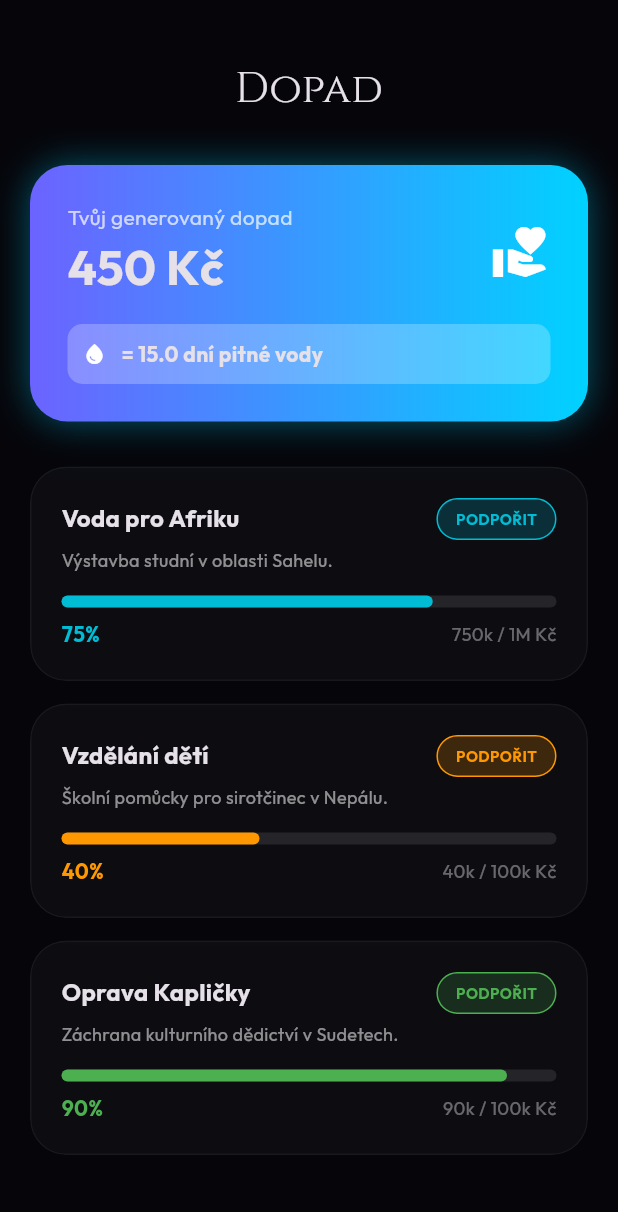
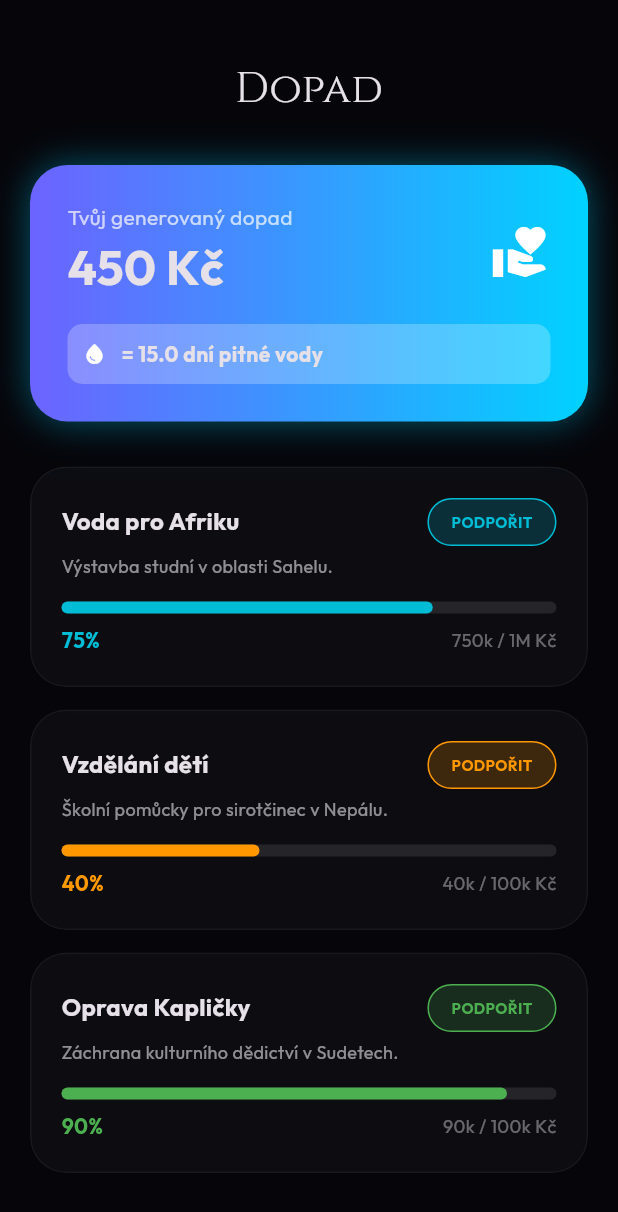
Before and after one commit to meagoah/Praya_MVP, a Flutter app: the CharityScreen widget shown alone on an empty page, opened directly, on a phone screen of 412 x 824 dp. Shown: the top 1212 px of the screen. Run offline on Flutter 3.47's test engine with Material 3 defaults, Android fonts, the phone set to English and light mode, and no system bars; drawn by our look-alikes of flutter_animate; our stand-ins replace google_fonts; network calls fail.

Commit message:
Feat: Giving Heart Animation

```diff
--- a/lib/screens/app_screens.dart
+++ b/lib/screens/app_screens.dart
@@ -4,12 +4,14 @@ import 'package:provider/provider.dart';
 import 'package:google_fonts/google_fonts.dart';
 import 'package:flutter_animate/flutter_animate.dart';
 import 'dart:ui'; // Pro ImageFilter
+import 'dart:math';
 
 // Importy našich modulů
 import '../providers/app_state.dart';
 import '../widgets/base_widgets.dart';
 import '../models/data_models.dart';
-import '../widgets/energy_button.dart'; // <--- TENTO IMPORT CHYBĚL!
+import '../widgets/energy_button.dart';
+import '../widgets/charity_button.dart'; // <--- TENTO IMPORT JE KLÍČOVÝ!
 
 // --- 1. ROOT & ONBOARDING ---
 
@@ -204,7 +206,6 @@ class HomeFeedScreen extends StatelessWidget {
         ]),
         const SizedBox(height: 20),
 
-        // SOUL DASHBOARD
         GlassPanel(glow: true, onTap: () => state.setIndex(1), child: Column(children: [
               Row(children: [Icon(Icons.park, color: state.moodColor), const SizedBox(width: 10), Text(state.getLevelData(state.level).title.toUpperCase(), style: GoogleFonts.cinzel(fontWeight: FontWeight.bold, fontSize: 16, color: Colors.white)), const Spacer(), Text("Level ${state.level}", style: TextStyle(color: state.moodColor))]),
               const SizedBox(height: 15), LinearProgressIndicator(value: state.levelProgress, backgroundColor: Colors.white10, color: state.moodColor, minHeight: 8, borderRadius: BorderRadius.circular(5)),
@@ -228,7 +229,6 @@ class HomeFeedScreen extends StatelessWidget {
         Row(mainAxisAlignment: MainAxisAlignment.spaceBetween, children: [
           IconButton(icon: Icon(item.isSaved ? Icons.bookmark : Icons.bookmark_border, color: item.isSaved ? state.moodColor.withValues(alpha: 1.0) : Colors.white54), onPressed: () { state.toggleSave(item.id); ScaffoldMessenger.of(context).showSnackBar(SnackBar(content: Text(item.isSaved ? "Uloženo do Deníku" : "Odstraněno"))); }),
           IconButton(icon: const Icon(Icons.share, color: Colors.white54), onPressed: () => ScaffoldMessenger.of(context).showSnackBar(const SnackBar(content: Text("Sdílení...")))),
-          // ENERGY BUTTON
           EnergyButton(
             color: state.moodColor,
             isCompleted: item.isLiked,
@@ -350,14 +350,20 @@ class TrendChartPainter extends CustomPainter {
   @override bool shouldRepaint(covariant CustomPainter oldDelegate) => false;
 }
 
-// E. CHARITY SCREEN
+// E. CHARITY SCREEN (OPRAVENO - POUŽIT CHARITY BUTTON)
 class CharityScreen extends StatelessWidget { const CharityScreen({super.key}); @override Widget build(BuildContext context) { var state = context.watch<AppState>(); return SingleChildScrollView(padding: const EdgeInsets.all(20), child: Column(children: [const SizedBox(height: 20), Text("Dopad", style: GoogleFonts.cinzel(fontSize: 28)), const SizedBox(height: 30),
         Container(padding: const EdgeInsets.all(25), decoration: BoxDecoration(gradient: const LinearGradient(colors: [Color(0xFF6C63FF), Color(0xFF00D2FF)]), borderRadius: BorderRadius.circular(25), boxShadow: [BoxShadow(color: const Color(0xFF00D2FF).withValues(alpha: 0.4), blurRadius: 20)]), child: Column(children: [
             Row(mainAxisAlignment: MainAxisAlignment.spaceBetween, children: [Column(crossAxisAlignment: CrossAxisAlignment.start, children: [const Text("Tvůj generovaný dopad", style: TextStyle(color: Colors.white70)), Text("${state.totalImpactMoney.toInt()} Kč", style: const TextStyle(fontSize: 32, fontWeight: FontWeight.bold))]), const Icon(Icons.volunteer_activism, size: 40, color: Colors.white)]),
             const SizedBox(height: 15), Container(padding: const EdgeInsets.all(10), decoration: BoxDecoration(color: Colors.white24, borderRadius: BorderRadius.circular(10)), child: Row(children: [const Icon(Icons.water_drop, size: 16, color: Colors.white), const SizedBox(width: 10), Text("= ${(state.totalImpactMoney / 30).toStringAsFixed(1)} dní pitné vody", style: const TextStyle(fontWeight: FontWeight.bold))]))
         ])),
         const SizedBox(height: 30), ...state.charityProjects.map((p) => Padding(padding: const EdgeInsets.only(bottom: 15), child: GlassPanel(child: Column(crossAxisAlignment: CrossAxisAlignment.start, children: [
-            Row(mainAxisAlignment: MainAxisAlignment.spaceBetween, children: [Text(p.title, style: const TextStyle(fontWeight: FontWeight.bold, fontSize: 16)), InkWell(onTap: () => state.allocateCharity(p.title), child: Container(padding: const EdgeInsets.symmetric(horizontal: 12, vertical: 6), decoration: BoxDecoration(color: p.color.withValues(alpha: 0.2), borderRadius: BorderRadius.circular(20), border: Border.all(color: p.color)), child: Text("PODPOŘIT", style: TextStyle(color: p.color, fontSize: 10, fontWeight: FontWeight.bold))))]),
+            Row(mainAxisAlignment: MainAxisAlignment.spaceBetween, children: [Text(p.title, style: const TextStyle(fontWeight: FontWeight.bold, fontSize: 16)),
+
+            // --- ZDE JE CHARITY BUTTON ---
+            CharityButton(color: p.color, onTap: () => state.allocateCharity(p.title))
+            // -----------------------------
+
+            ]),
             const SizedBox(height: 5), Text(p.description, style: const TextStyle(color: Colors.white54, fontSize: 12)), const SizedBox(height: 15), LinearProgressIndicator(value: p.progress, backgroundColor: Colors.white10, color: p.color, minHeight: 8, borderRadius: BorderRadius.circular(5)), const SizedBox(height: 8), Row(mainAxisAlignment: MainAxisAlignment.spaceBetween, children: [Text("${(p.progress * 100).toInt()}%", style: TextStyle(color: p.color, fontWeight: FontWeight.bold)), Text(p.raised, style: const TextStyle(color: Colors.white38, fontSize: 12))])])))), const SizedBox(height: 100)]).animate().slideX()); } }
 
 // F. AURA MODAL
```
Also changed, not shown: 2 other files.
